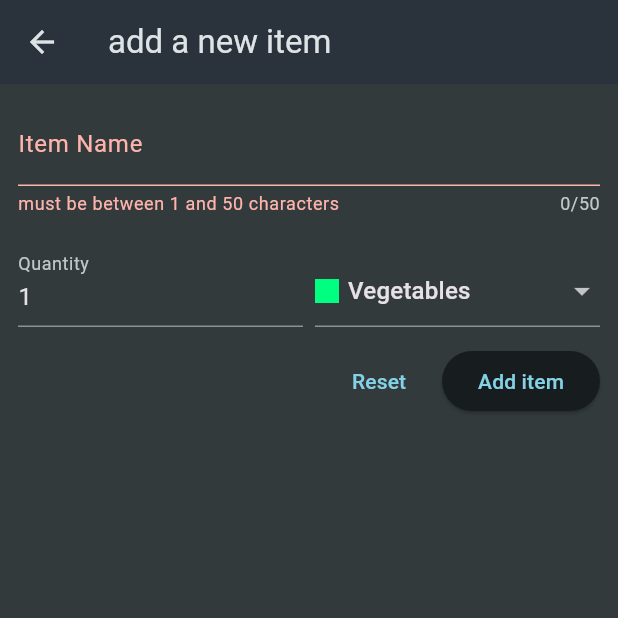
After one commit to yashoda7/shopping-app, a Flutter app: the NewItem screen opened directly, after a tap on "Add item", on a phone screen of 412 x 824 dp, the top half of it. The commit adds this screen. Run offline on Flutter 3.47's test engine with Material 3 defaults, Android fonts, the phone set to English and light mode, and no system bars.

Commit message:
form added for getting data from user

```diff
--- a/lib/main.dart
+++ b/lib/main.dart
@@ -12,6 +12,7 @@ class MyApp extends StatelessWidget {
   @override
   Widget build(BuildContext context) {
     return MaterialApp(
+      debugShowCheckedModeBanner: false, // Remove this line for production appsrunning
       title: 'Flutter Groceries',
       theme: ThemeData.dark().copyWith(
         useMaterial3: true,
--- a/lib/models/category.dart
+++ b/lib/models/category.dart
@@ -16,6 +16,6 @@ enum  Categories {
 class Category {
   const Category(this.title, this.color);
 
-  final String ?title;
+  final String title;
   final Color color;
 }
--- a/lib/widgets/grocery_list.dart
+++ b/lib/widgets/grocery_list.dart
@@ -1,12 +1,31 @@
 import 'package:flutter/material.dart';
 import 'package:shoppin_list/data/dummy_item.dart';
+import 'package:shoppin_list/widgets/new_item.dart';
 
-class GroceryList  extends StatelessWidget{
+class GroceryList  extends StatefulWidget{
   const GroceryList({super.key});
+
+  @override
+  State<GroceryList> createState() => _GroceryListState();
+}
+
+class _GroceryListState extends State<GroceryList> {
+  void _addItem(){
+    Navigator.of(context).push(MaterialPageRoute(builder: (context) => const NewItem()));
+}
+
   Widget build(BuildContext context){
     return Scaffold(
       appBar: AppBar(
         title: Text('Grocery List'),
+        actions: [
+          IconButton(
+            icon: Icon(Icons.add),
+            onPressed: () {
+              _addItem();
+            },
+          ),
+        ]
       ),
       body: ListView.builder(
         itemCount: groceryItems.length,
@@ -31,5 +50,4 @@ class GroceryList  extends StatelessWidget{
       // ),
     );
   }
-
 }
--- /dev/null
+++ b/lib/widgets/new_item.dart
@@ -0,0 +1,142 @@
+import 'package:flutter/material.dart';
+import 'package:shoppin_list/data/categories.dart';
+import 'package:shoppin_list/models/category.dart';
+
+class NewItem extends StatefulWidget {
+  const NewItem({super.key});
+
+  @override
+  State<NewItem> createState() => _NewItemState();
+}
+
+class _NewItemState extends State<NewItem> {
+  final _formKey=GlobalKey<FormState>();
+  var enteredName='';
+  var enteredQuantity=1;
+  var _selectedCategory=categories[Categories.vegetables]!;
+  void _savaItem(){
+   bool isTrue= _formKey.currentState!.validate();
+   if(isTrue){
+    _formKey.currentState!.save();
+    // print(enteredName);
+    // print(enteredQuantity);
+    // print(_selectedCategory);
+    // return;
+   }
+  }
+  @override
+  Widget build(BuildContext context) {
+    return Scaffold(
+      appBar: AppBar(
+        title: const Text("add a new item"),
+      ),
+      body: Padding(
+        padding: const EdgeInsets.all(12),
+        // child: Text("the form"),
+        child: Form(
+          key: _formKey,
+          child: Column(
+            children: [
+              TextFormField(
+                maxLength: 50,
+                decoration: const InputDecoration(
+                  labelText: 'Item Name',
+                ),
+                validator: (value){
+                  if(value ==null || value.isEmpty || value.trim()==1 || value.trim().length > 50){
+                    return "must be between 1 and 50 characters";
+                  }
+                  return null;
+                // return "Demo Item";
+                },
+                onSaved: (value){
+                    enteredName=value!;
+
+                },
+              ),
+              SizedBox(height: 18,),
+              Row(
+                crossAxisAlignment: CrossAxisAlignment.end,
+                children: [
+                  Expanded(
+                    child: TextFormField(
+                      keyboardType: TextInputType.number,
+                      decoration: InputDecoration(
+                        label: Text("Quantity"),
+                      ),
+                      initialValue: enteredQuantity.toString(),
+                      validator: (value){
+                        if(value ==null || value.isEmpty || int.tryParse(value)==null || int.tryParse(value)! <= 0){
+                          return "must be valid positive number";
+                        }
+                        return null;
+                // return "Demo Item";
+                },
+                onSaved: (value){
+                  enteredQuantity=int.parse(value!);
+                },
+                    ),
+                  ),
+                  const SizedBox(width: 8,),
+                  Expanded(
+                    child: DropdownButtonFormField(
+                      value:_selectedCategory,
+                      items:[
+                        for(final cat in categories.entries)
+                          DropdownMenuItem(
+                            value:cat.value,
+                            child:Row(
+                              children: [
+                                Container(
+                                  width: 16,
+                                  height: 16,
+                                  color: cat.value.color,
+                                ),
+                            const SizedBox(width: 6,),
+                            Text(cat.value.title),
+                      ]
+                            ),
+                          ),
+                      ],
+                      onChanged: (value){
+                        // _savaItem();
+                       if (value == null) return; // Ensure value is not null
+                      setState(() {
+                        _selectedCategory = value; // Correctly assign value
+                      });
+                    },
+                    onSaved: (value){
+                      _selectedCategory = value!; // Correctly assign value
+                    }
+                      ,),
+                  )
+                ],
+              ),
+              const SizedBox(height: 12),
+              Row(
+                mainAxisAlignment: MainAxisAlignment.end,
+                children: [
+                  TextButton(
+                onPressed: (){
+                  _formKey.currentState!.reset();
+                },
+                child: Text("Reset"),
+                ),
+                const SizedBox(width: 10,),
+              ElevatedButton(
+                onPressed: () {
+                  // Add your code here to save the item to your database
+                  _savaItem();
+                  // ScaffoldMessenger.of(context).showSnackBar( SnackBar(content:Text( "saved sucessfully")));
+                },
+                child: const Text("Add item"),
+              ),
+                ],
+              ),
+            ],
+          ),
+        ),
+      ),
+    );
+  }
+}
```
